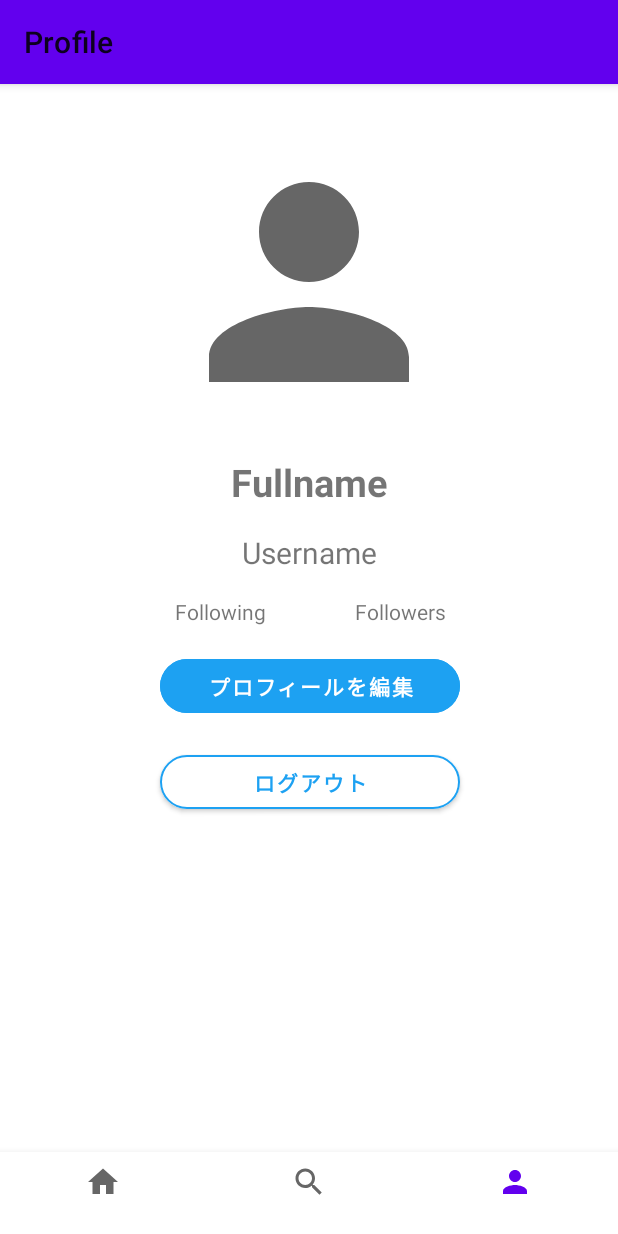
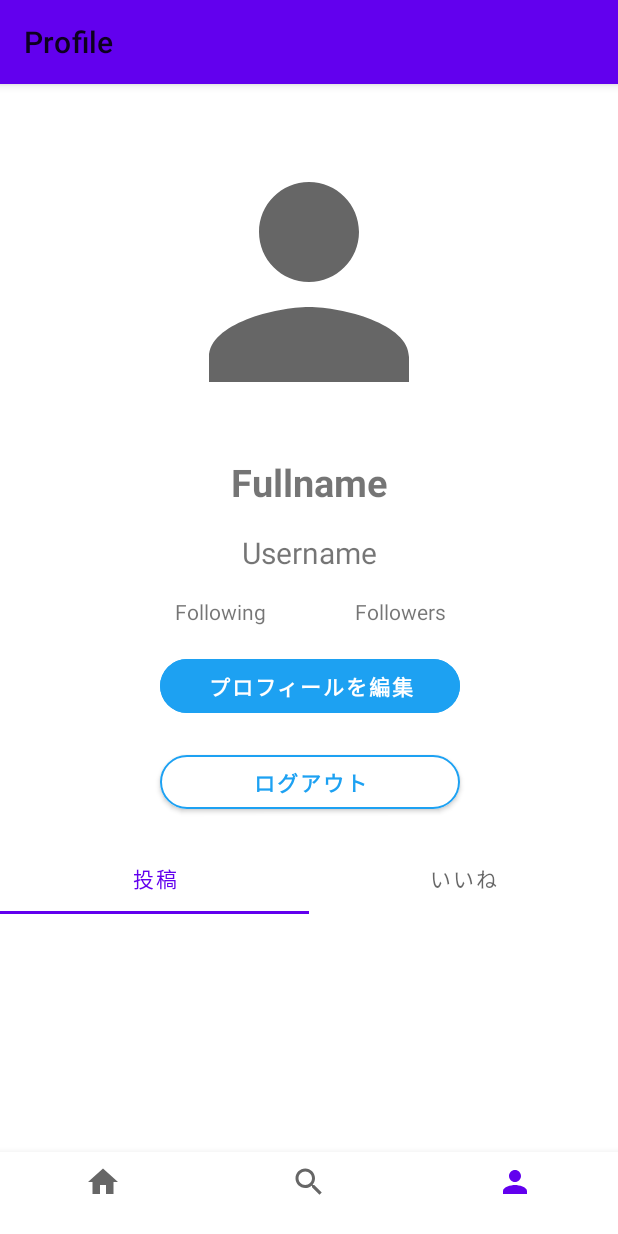
Before and after one commit to kharumax/kotlin-firestore-sample, an Android app: the screen it shows after launch once a user with an empty profile is signed in (MainActivity), item 3 of the bottom bar chosen, on a phone screen of 412 x 824 dp. Run offline under Robolectric (Android 15) with nearby library versions, the phone set to English and light mode, and no system bars; our stand-ins replace CircleImageView, Dagger/Hilt's generated code, Firebase (no records; nobody signed in at launch, a user with empty details on screens opened directly), data binding, navigation-ui; libraries missing offline, so code that uses them is left out: androidx.hilt.lifecycle; 4 statements that could not run were skipped.

Commit message:
TabLayoutとViewPagerを作成開始

```diff
--- a/app/src/main/java/com/example/firestoresample/viewmodels/FeedViewModel.kt
+++ b/app/src/main/java/com/example/firestoresample/viewmodels/FeedViewModel.kt
@@ -22,7 +22,6 @@ class FeedViewModel @ViewModelInject constructor(application: Application): Andr
     var caption: MutableLiveData<String> = MutableLiveData("")
 
     /** Helpers  */
-
     fun readFeeds() {
         viewModelScope.launch {
             feedsResponse.value = NetworkResult.Loading()
--- a/app/src/main/res/layout/fragment_profile.xml
+++ b/app/src/main/res/layout/fragment_profile.xml
@@ -113,6 +113,36 @@
             app:layout_constraintStart_toStartOf="@+id/profileEdit_button_profile"
             app:layout_constraintTop_toBottomOf="@+id/profileEdit_button_profile" />
 
+        <com.google.android.material.tabs.TabLayout
+            android:id="@+id/tabLayout_profile"
+            android:layout_width="match_parent"
+            android:layout_height="wrap_content"
+            android:layout_marginTop="16dp"
+            app:layout_constraintEnd_toEndOf="parent"
+            app:layout_constraintStart_toStartOf="parent"
+            app:layout_constraintTop_toBottomOf="@+id/logout_button_profile">
+
+            <com.google.android.material.tabs.TabItem
+                android:layout_width="wrap_content"
+                android:layout_height="wrap_content"
+                android:text="@string/post" />
+
+            <com.google.android.material.tabs.TabItem
+                android:layout_width="wrap_content"
+                android:layout_height="wrap_content"
+                android:text="@string/liked_post" />
+
+        </com.google.android.material.tabs.TabLayout>
+
+        <androidx.viewpager.widget.ViewPager
+            android:id="@+id/viewPager_profile"
+            android:layout_width="0dp"
+            android:layout_height="0dp"
+            app:layout_constraintBottom_toBottomOf="parent"
+            app:layout_constraintEnd_toEndOf="parent"
+            app:layout_constraintStart_toStartOf="parent"
+            app:layout_constraintTop_toBottomOf="@+id/tabLayout_profile" />
+
 
     </androidx.constraintlayout.widget.ConstraintLayout>
 </layout>
--- a/app/src/main/res/values/strings.xml
+++ b/app/src/main/res/values/strings.xml
@@ -19,4 +19,6 @@
     <string name="post_tweet">投稿する</string>
     <string name="send">送信</string>
     <string name="write_comment">コメントを記入</string>
+    <string name="post">投稿</string>
+    <string name="liked_post">いいね</string>
 </resources>
```
Also changed, not shown: app/src/main/java/com/example/firestoresample/UserLikedPostFragment.kt (added, +24 -0 lines), app/src/main/java/com/example/firestoresample/UserPostFragment.kt (added, +23 -0 lines), app/src/main/res/layout/fragment_user_liked_post.xml (added, +14 -0 lines), app/src/main/res/layout/fragment_user_post.xml (added, +14 -0 lines), 1 other file.
